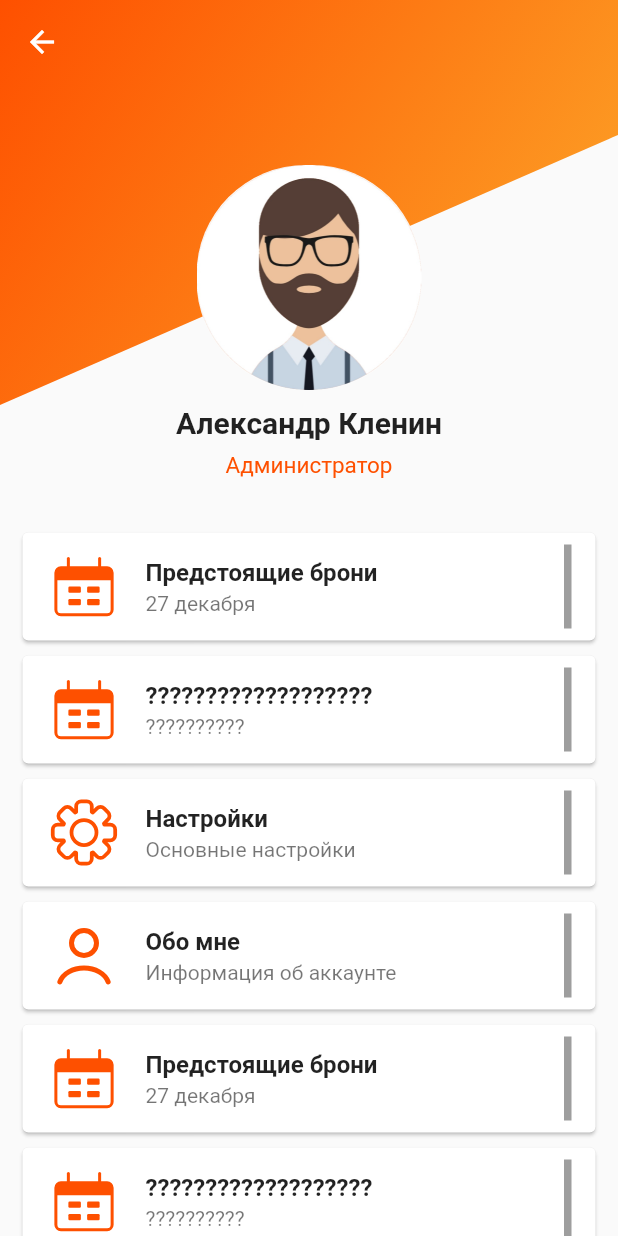
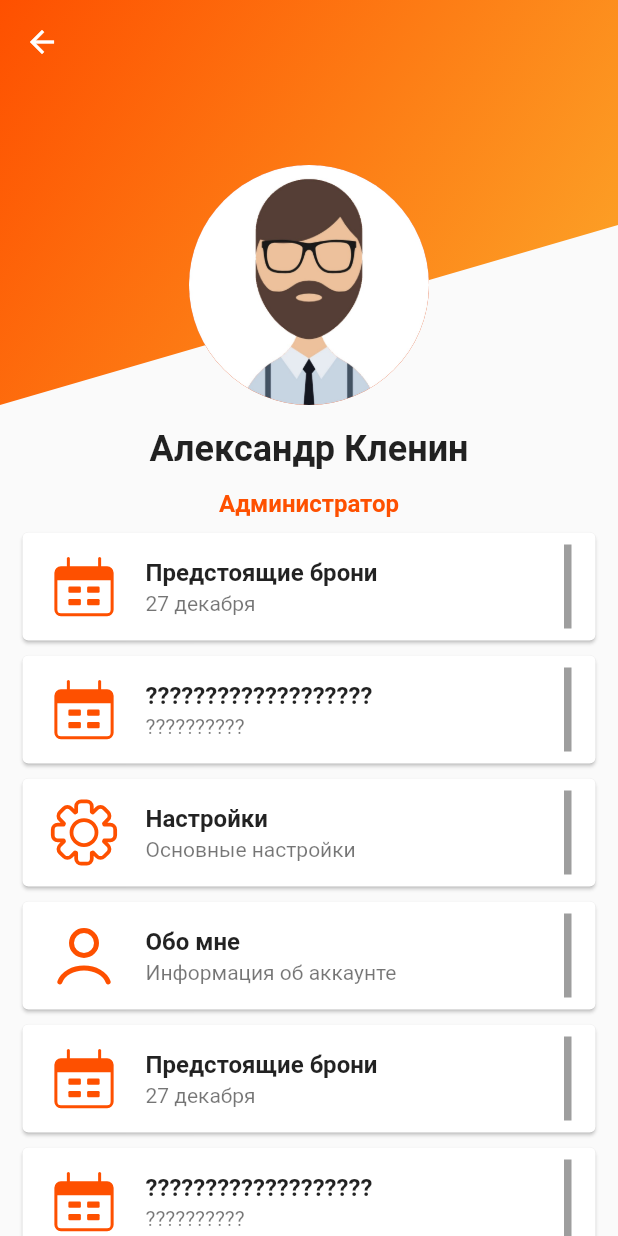
Before and after one commit to WordyArc/atb_plugin, a Flutter app: the Profile screen opened directly, on a phone screen of 412 x 824 dp. Run offline on Flutter 3.47's test engine with Material 2 defaults, Android fonts, the phone set to English and light mode, and no system bars; our stand-ins replace flutter_svg.

Commit message:
Update profile screen: fix profile_clipper

```diff
--- a/lib/ui/screens/profile.dart
+++ b/lib/ui/screens/profile.dart
@@ -53,44 +53,41 @@ class _ProfileState extends State<Profile> {
                                 ),
                               ),
                             )),
-                        Positioned(
-                            child: Padding(
-                              padding: const EdgeInsets.only(top: 110.0),
-                              child: Center(
-                                child: Container(
-                                  width: 150,
-                                  height: 150,
-                                  decoration: const BoxDecoration(
-                                      borderRadius:
-                                      BorderRadius.all(Radius.circular(73)),
-                                      image: DecorationImage(
-                                          image: AssetImage(profileImage))),
+                        const Positioned.fill(
+                            child: Align(
+                              alignment: Alignment.bottomCenter,
+                              child: SizedBox(
+                                width: 160,
+                                height: 160,
+                                child: CircleAvatar(
+                                  backgroundImage: AssetImage(profileImage,),
                                 ),
                               ),
                             ),
                         ),
                       ],
                     ),
-                    Column(
-                      children: [
-                        Center(
+
+
+                    Padding(
+                      padding: const EdgeInsets.only(top: 15.0),
                       child: Column(
                         crossAxisAlignment: CrossAxisAlignment.center,
                         children: [
-
                           const Text(
                             'Александр Кленин',
                             style: TextStyle(
-                                  fontSize: 20,
+                              fontSize: 24,
                               fontWeight: FontWeight.bold,
                             ),
                           ),
                           Padding(
-                                padding: const EdgeInsets.all(8.0),
+                            padding: const EdgeInsets.only(top: 13.0),
                             child: Text(
                               'Администратор',
                               style: TextStyle(
-                                    fontSize: 15,
+                                fontSize: 16,
+                                fontWeight: FontWeight.w600,
                                 color: atbMainColor,
                               ),
                             ),
@@ -98,8 +95,8 @@ class _ProfileState extends State<Profile> {
                         ],
                       ),
                     )
-                      ],
-                    )
+
+
                   ],
                 ),
               ),
--- a/lib/ui/widgets/profile_clipper.dart
+++ b/lib/ui/widgets/profile_clipper.dart
@@ -10,12 +10,13 @@ class ProfileClipper extends CustomClipper<Path> {
 
     // (0.0) 1. Point
     path.lineTo(0, h); // 2. Point
-    path.quadraticBezierTo(
+    /*path.quadraticBezierTo(
       w,   // 3. Point
       h / 3, // 3. Point
       w,   // 4. Point
       h / 3, // 4. Point
-    );
+    );*/
+    path.lineTo(w, h / 1.8);
     path.lineTo(w, 0); // 5. Point
 
 
--- a/pubspec.yaml
+++ b/pubspec.yaml
@@ -62,6 +62,7 @@ flutter:
 
   # To add assets to your application, add an assets section, like this:
   assets:
+    - assets/images/theKlenin.png
     - assets/images/theKlenin.jpeg
     - assets/svg/atb_logo-orange_black.svg
     - assets/svg/date.svg
```
Also changed, not shown: assets/images/theKlenin.png (added), pubspec.lock. Lines whose indentation alone changed are shown as unchanged.
